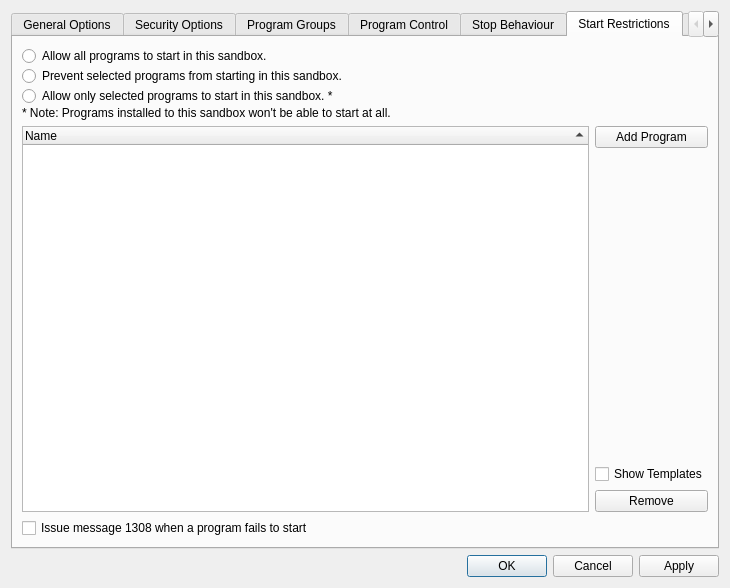
Before: the Qt Designer form SandboxiePlus/SandMan/Forms/OptionsWindow.ui in sandboxie-plus/Sandboxie, drawn with Qt 5.
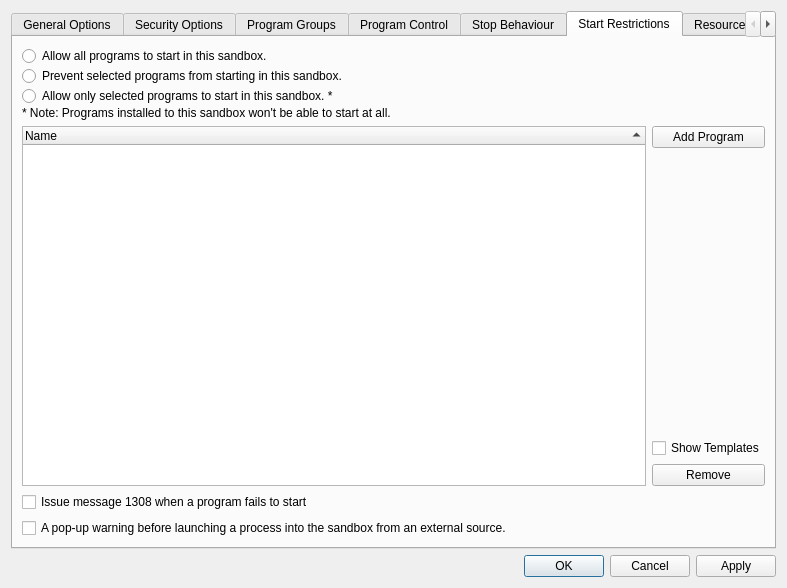
After: the same form once the commit is applied. The open tabs and pages were chosen to show the change.

Commit message: Add AlertBeforeStart UI options.

```diff
--- a/SandboxiePlus/SandMan/Forms/OptionsWindow.ui
+++ b/SandboxiePlus/SandMan/Forms/OptionsWindow.ui
@@ -6,7 +6,7 @@
    <rect>
     <x>0</x>
     <y>0</y>
-    <width>720</width>
+    <width>787</width>
     <height>588</height>
    </rect>
   </property>
@@ -2345,56 +2345,8 @@
         <attribute name="title">
          <string>Start Restrictions</string>
         </attribute>
-        <layout class="QGridLayout" name="gridLayout_19">
-         <item row="0" column="0">
           <layout class="QGridLayout" name="gridLayout_16">
-           <item row="9" column="0">
-            <widget class="QCheckBox" name="chkStartBlockMsg">
-             <property name="text">
-              <string>Issue message 1308 when a program fails to start</string>
-             </property>
-            </widget>
-           </item>
-           <item row="5" column="0" rowspan="4">
-            <widget class="QTreeWidget" name="treeStart">
-             <property name="sortingEnabled">
-              <bool>true</bool>
-             </property>
-             <column>
-              <property name="text">
-               <string>Name</string>
-              </property>
-             </column>
-            </widget>
-           </item>
-           <item row="6" column="1">
-            <spacer name="verticalSpacer_8">
-             <property name="orientation">
-              <enum>Qt::Vertical</enum>
-             </property>
-             <property name="sizeHint" stdset="0">
-              <size>
-               <width>20</width>
-               <height>40</height>
-              </size>
-             </property>
-            </spacer>
-           </item>
-           <item row="5" column="1">
-            <widget class="QPushButton" name="btnAddStartProg">
-             <property name="text">
-              <string>Add Program</string>
-             </property>
-            </widget>
-           </item>
-           <item row="8" column="1">
-            <widget class="QPushButton" name="btnDelStartProg">
-             <property name="text">
-              <string>Remove</string>
-             </property>
-            </widget>
-           </item>
-           <item row="3" column="0">
+         <item row="0" column="0">
             <layout class="QGridLayout" name="gridLayout_23">
              <property name="verticalSpacing">
               <number>0</number>
@@ -2432,14 +2384,68 @@
              </item>
             </layout>
            </item>
-           <item row="7" column="1">
+         <item row="1" column="0" rowspan="4">
+          <widget class="QTreeWidget" name="treeStart">
+           <property name="sortingEnabled">
+            <bool>true</bool>
+           </property>
+           <column>
+            <property name="text">
+             <string>Name</string>
+            </property>
+           </column>
+          </widget>
+         </item>
+         <item row="1" column="1">
+          <widget class="QPushButton" name="btnAddStartProg">
+           <property name="text">
+            <string>Add Program</string>
+           </property>
+          </widget>
+         </item>
+         <item row="2" column="1">
+          <spacer name="verticalSpacer_8">
+           <property name="orientation">
+            <enum>Qt::Vertical</enum>
+           </property>
+           <property name="sizeHint" stdset="0">
+            <size>
+             <width>20</width>
+             <height>299</height>
+            </size>
+           </property>
+          </spacer>
+         </item>
+         <item row="3" column="1">
             <widget class="QCheckBox" name="chkShowStartTmpl">
              <property name="text">
               <string>Show Templates</string>
              </property>
             </widget>
            </item>
-          </layout>
+         <item row="4" column="1">
+          <widget class="QPushButton" name="btnDelStartProg">
+           <property name="text">
+            <string>Remove</string>
+           </property>
+          </widget>
+         </item>
+         <item row="5" column="0">
+          <widget class="QCheckBox" name="chkStartBlockMsg">
+           <property name="text">
+            <string>Issue message 1308 when a program fails to start</string>
+           </property>
+          </widget>
+         </item>
+         <item row="6" column="0" colspan="2">
+          <widget class="QCheckBox" name="chkAlertBeforeStart">
+           <property name="toolTip">
+            <string>This can be used to prevent a host malicious program from breaking through by launching a pre-designed malicious program into an unlocked encrypted sandbox.</string>
+           </property>
+           <property name="text">
+            <string>A pop-up warning before launching a process into the sandbox from an external source.</string>
+           </property>
+          </widget>
          </item>
         </layout>
        </widget>
```
Left out of the diff: 6 changed lines with no effect on the pictures. Lines whose indentation alone changed are shown as unchanged. The commit also changes 2 other files.
